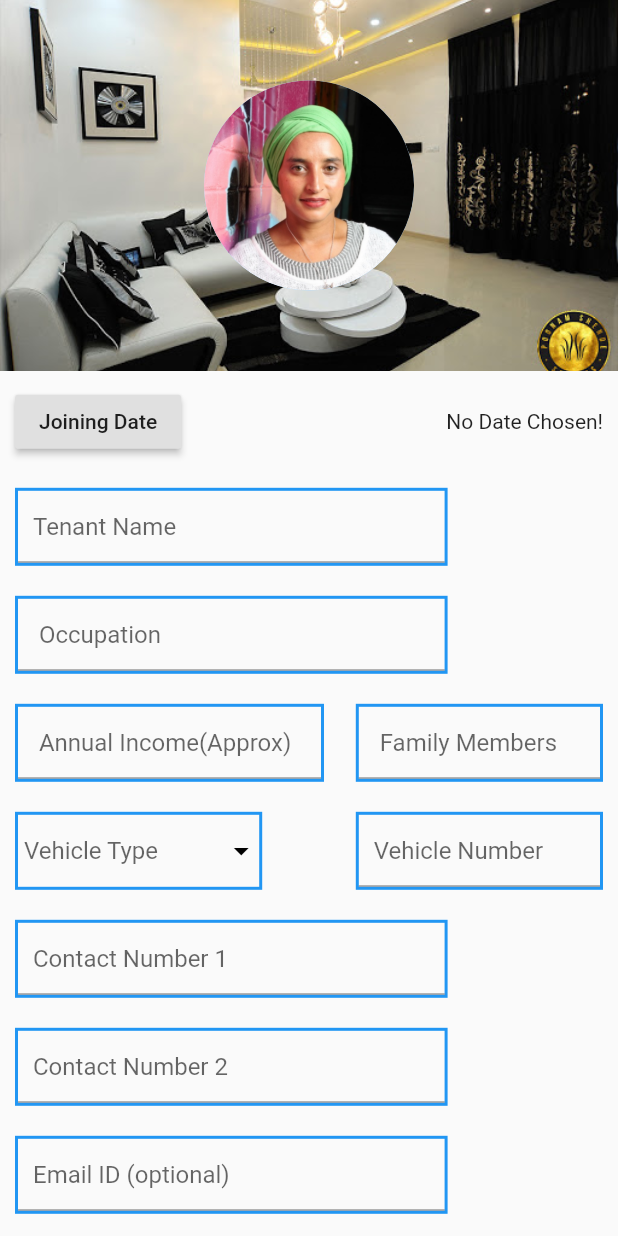
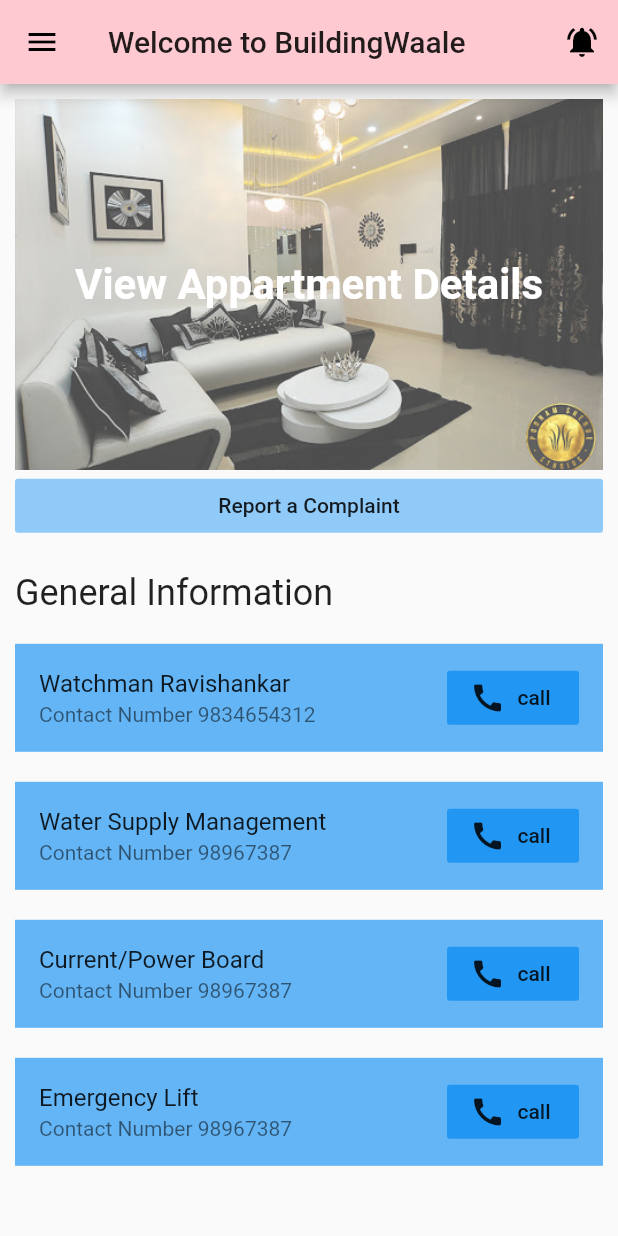
Before and after one commit to smqcse101/Miniprojectlite, a Flutter app: the screen it shows after launch, on a phone screen of 412 x 824 dp. Run offline on Flutter 3.47's test engine with Material 2 defaults, Android fonts, the phone set to English and light mode, and no system bars; our stand-ins replace image_picker, toggle_switch.

Commit message:
6th Iteration

```diff
--- a/lib/Pages/ownerhomepage.dart
+++ b/lib/Pages/ownerhomepage.dart
@@ -3,6 +3,7 @@ import 'dart:ui';
 import 'package:flutter/cupertino.dart';
 import 'package:flutter/material.dart';
 import 'package:flutter/widgets.dart';
+import 'package:miniproject/Pages/addtenant.dart';
 import 'package:miniproject/Pages/buildingdetails.dart';
 import 'package:miniproject/Pages/createnotice.dart';
 import 'package:miniproject/Pages/viewttenant.dart';
@@ -60,7 +61,10 @@ class _OwnerHomePageState extends State<OwnerHomePage> {
                             ],
                           ),
 
-                          FlatButton(onPressed: (){},child: Text("View Flat",), color:Colors.blue[200],)
+                          FlatButton(onPressed: (){
+                            Navigator.push(context, MaterialPageRoute(builder: (context)=>AddTenant()));
+
+                          },child: Text("View Flat",), color:Colors.blue[200],)
                         ],
                       ),
                     ),
--- /dev/null
+++ b/lib/Pages/tenantHomePage.dart
@@ -0,0 +1,96 @@
+
+
+import 'package:flutter/material.dart';
+import 'package:flutter/widgets.dart';
+import 'package:miniproject/Pages/complaintPage.dart';
+import 'package:miniproject/Pages/notificationPage.dart';
+class TenantHomePage extends StatefulWidget {
+  @override
+  _TenantHomePageState createState() => _TenantHomePageState();
+}
+
+class _TenantHomePageState extends State<TenantHomePage> {
+  @override
+  Widget build(BuildContext context) {
+    double screenheight = MediaQuery.of(context).size.height;
+    double screenwidth = MediaQuery.of(context).size.width;
+    return Scaffold(
+      appBar: AppBar(
+        title: Text("Welcome to BuildingWaale"),
+        actions: [
+          IconButton(
+            onPressed: () {
+              Navigator.push(context, MaterialPageRoute(builder: (context)=>NotificationPage()));
+            },
+            icon: Icon(Icons.notifications_active),
+          )
+        ],
+      ),
+      drawer: Drawer(),
+      body: Container(
+        margin: EdgeInsets.all(10),
+        child: ListView(
+          children: [
+            Stack(
+              alignment: Alignment.center,
+              children: [
+                Container(
+                  height: screenheight * 0.3,
+                  width: double.infinity,
+                  child: Opacity(
+                    opacity: 0.7,
+                    child: Image.asset(
+                      "Assets/flat.jpg",
+                      fit: BoxFit.fitWidth,
+
+                    ),
+                  ),
+                ),
+                Positioned(
+                    child: Text("View Appartment Details",textAlign: TextAlign.center,style: TextStyle(color: Colors.white,fontSize: 28,fontWeight: FontWeight.bold),),),
+              ],
+            ),
+            FlatButton(onPressed: (){
+              Navigator.push(context, MaterialPageRoute(builder: (context)=>ComplaintPage()));
+            }, child: Text("Report a Complaint"),color: Colors.blue[200]),
+            SizedBox(height: 20,),
+            Text("General Information",style: TextStyle(fontSize: 24),),
+            SizedBox(height: 20,),
+            ListTile(tileColor:Colors.blue[300],
+
+                title: Text("Watchman Ravishankar"),
+                subtitle: Text("Contact Number 9834654312"),
+                trailing: FlatButton.icon(onPressed: (){}, label: Text("call"),icon: Icon(Icons.call), color: Colors.blue,)
+            ),
+            SizedBox(height: 20,),
+            ListTile(
+                tileColor:Colors.blue[300],
+
+                title: Text("Water Supply Management"),
+                subtitle: Text("Contact Number 98967387"),
+                trailing: FlatButton.icon(onPressed: (){}, label: Text("call"),icon: Icon(Icons.call), color: Colors.blue,)
+            ),
+            SizedBox(height: 20,),
+            ListTile(
+                tileColor:Colors.blue[300],
+
+                title: Text("Current/Power Board "),
+                subtitle: Text("Contact Number 98967387"),
+                trailing: FlatButton.icon(onPressed: (){}, label: Text("call"),icon: Icon(Icons.call), color: Colors.blue,)
+            ),
+            SizedBox(height: 20,),
+            ListTile(
+                tileColor:Colors.blue[300],
+
+                title: Text("Emergency Lift "),
+                subtitle: Text("Contact Number 98967387"),
+                trailing: FlatButton.icon(onPressed: (){}, label: Text("call"),icon: Icon(Icons.call), color: Colors.blue,)
+            ),
+
+
+          ],
+        ),
+      ),
+    );
+  }
+}
--- a/lib/main.dart
+++ b/lib/main.dart
@@ -9,6 +9,7 @@ import 'package:miniproject/Pages/buildingdetails.dart';
 import 'package:miniproject/Pages/createnotice.dart';
 import 'package:miniproject/Pages/loginPage.dart';
 import 'package:miniproject/Pages/ownerhomepage.dart';
+import 'package:miniproject/Pages/tenantHomePage.dart';
 import 'package:miniproject/Pages/viewttenant.dart';
 import 'package:miniproject/importantwidgets/flatdetails.dart';
 
@@ -31,6 +32,6 @@ class Building extends StatefulWidget {
 class _BuildingState extends State<Building> {
   @override
   Widget build(BuildContext context) {
-    return AddTenant();
+    return TenantHomePage();
   }
 }
```
Also changed, not shown: lib/Pages/complaintPage.dart (added, +121 -0 lines), lib/Pages/notificationPage.dart (added, +115 -0 lines).
